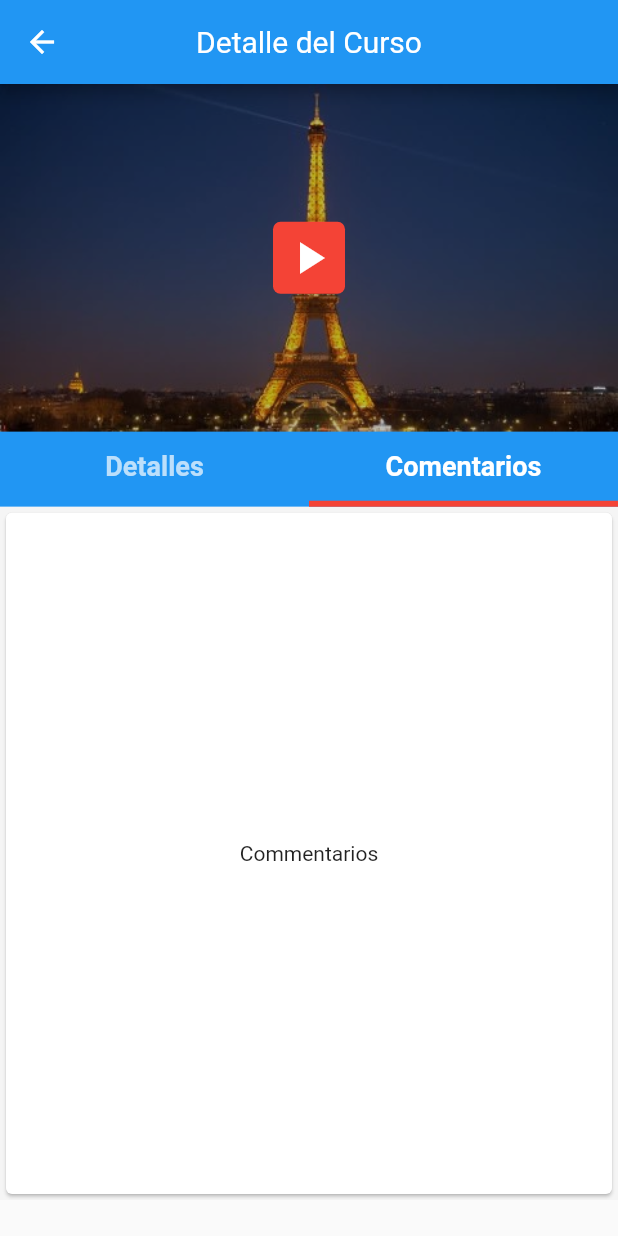
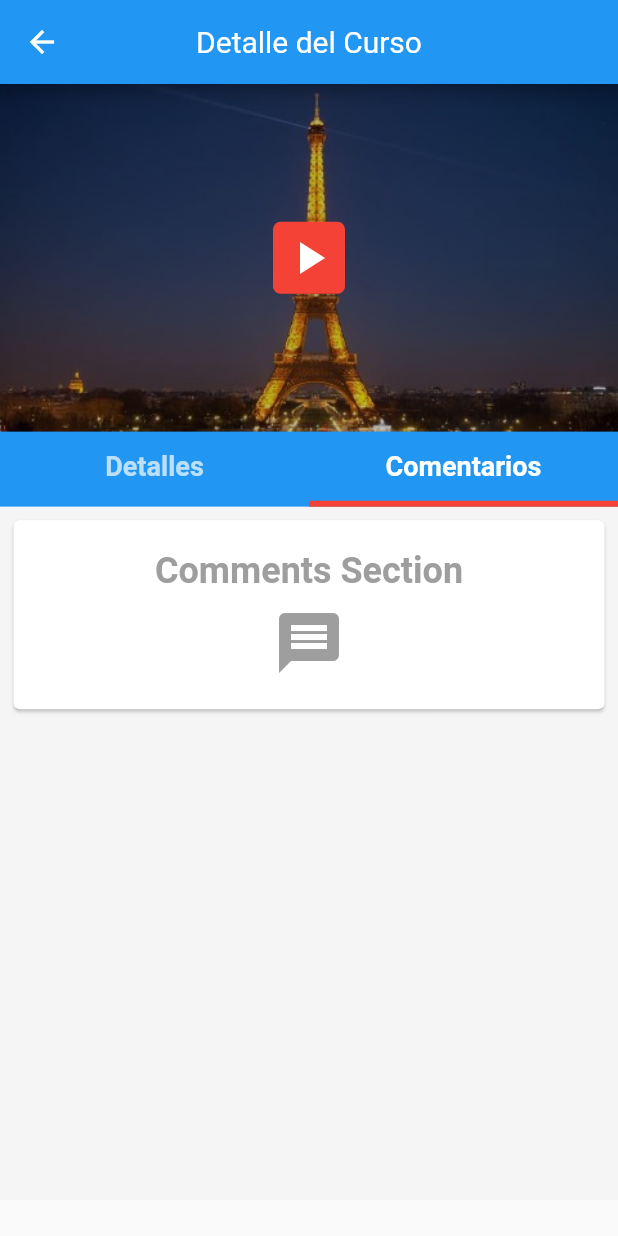
Before and after one commit to CarlosHuit/flutter_app, a Flutter app: the CourseDetailScree screen opened by its route, tab 2 chosen, on a phone screen of 412 x 824 dp. Run offline on Flutter 3.47's test engine with Material 2 defaults, Android fonts, the phone set to English and light mode, and no system bars; our stand-ins replace flutter_redux, flutter_secure_storage, redux, shared_preferences; missing offline and left inert: flutter_youtube, key_value_store, key_value_store_flutter; accounts and stored records are empty.

```diff
--- a/lib/core/src/networking/courses_api.dart
+++ b/lib/core/src/networking/courses_api.dart
@@ -16,11 +16,11 @@ class CoursesApi {
   CoursesApi({@required this.client, @required this.secureStorage });
 
 
-  Future<List<Course>> login(Credentials credentials) async{
+  Future<List<Course>> fetchCourses() async{
 
 
     final String token = await secureStorage.read(key: 'token');
-    final Map headers  = { HttpHeaders.authorizationHeader: token };
+    final Map<String, String> headers  = { HttpHeaders.authorizationHeader: token };
 
 
     final http.Response response = await client.get(baseUrl, headers: headers);
@@ -28,7 +28,7 @@ class CoursesApi {
 
     if (response.statusCode == 200) {
 
-      final List<Map<String, dynamic>> result = json.decode(response.body);
+      final List<dynamic> result = json.decode(response.body);
       final List<Course> coursesList = [];
 
       result.forEach((c) =>  coursesList.add(Course(c)));
--- a/lib/ui/course_detail/course_detail_screen.dart
+++ b/lib/ui/course_detail/course_detail_screen.dart
@@ -156,23 +156,20 @@ class _CourseDetailScreeState extends State<CourseDetailScree> with SingleTicker
 
           ),
 
-          Container(
-            width: size.width,
-            height: 200.0,
-            child: Card(
-              child: Center(
-                child: Text('Commentarios'),
-              ),
+          SingleChildScrollView(
+
+            child: Column(
+              children: <Widget>[
+                comments(context),
+              ],
             ),
-          )
+
+          ),
 
         ],
       ),
     );
   }
-
-
-
 
 
 
@@ -254,6 +251,8 @@ class _CourseDetailScreeState extends State<CourseDetailScree> with SingleTicker
     );
   }
 
+
+
   dynamic startVideoYouTube(FlutterYoutube youtube) {
 
     final FlutterYoutube youtube =  FlutterYoutube();
@@ -267,4 +266,46 @@ class _CourseDetailScreeState extends State<CourseDetailScree> with SingleTicker
 
   }
 
+
+
+  Widget comments(BuildContext context) {
+
+    final size =MediaQuery.of(context).size;
+
+
+    return Container(
+      width: size.width,
+      margin: EdgeInsets.all(5.0),
+      child:  Card(
+
+        child: Container(
+          margin: EdgeInsets.all(20.0),
+          child: Column(
+            children: <Widget>[
+
+              Text(
+                'Comments Section',
+                style: TextStyle(
+                  fontSize: 24.0,
+                  fontWeight: FontWeight.bold,
+                  color: Colors.grey
+                ),
+              ),
+              SizedBox(height: 10.0,),
+              Icon(
+                Icons.message,
+                color: Colors.grey,
+                size: 48.0,
+              )
+
+            ],
+          ),
+        )
+
+      )
+
+    );
+
+  }
+
 }
```
Also changed, not shown: lib/core/src/redux/courses/courses_actions.dart (+10 -2 lines), lib/core/src/redux/courses/courses_middleware.dart (+22 -3 lines), lib/core/src/redux/courses/courses_reducer.dart (+7 -0 lines), lib/main.dart (+7 -2 lines), lib/ui/app.dart (+5 -3 lines), lib/ui/home/home_screen.dart (+7 -0 lines).
